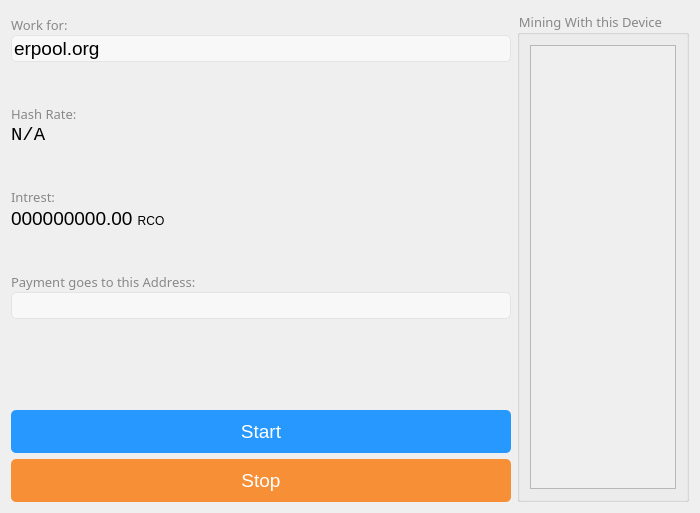
The window that src/qt/forms/miner.ui (ecoinchain/ecoin) describes before a commit, drawn with Qt 5.
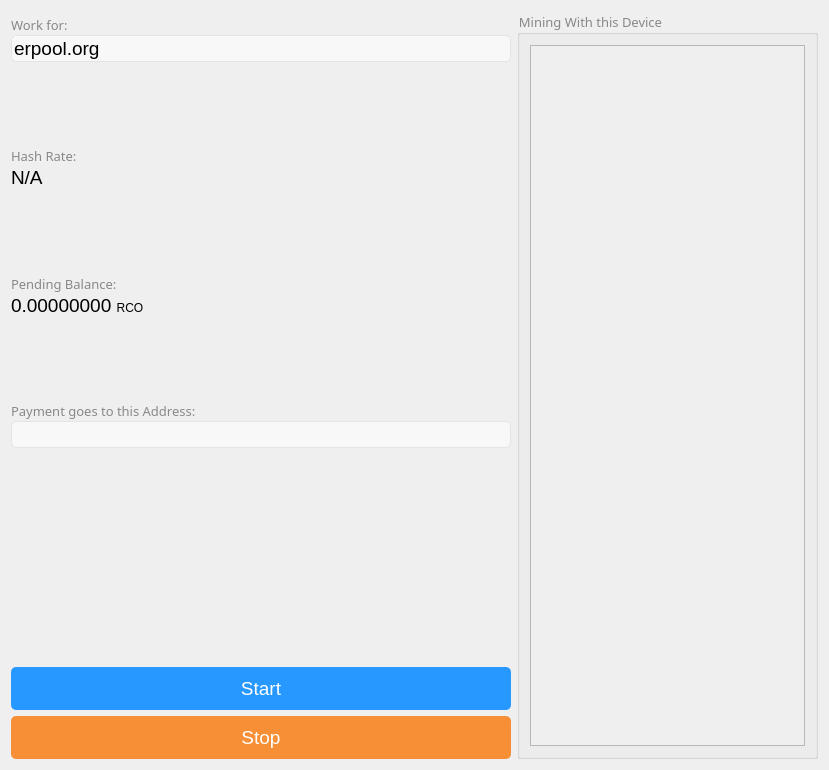
The same window after the commit. Icons and pictures are not drawn.

```diff
--- a/src/qt/forms/miner.ui
+++ b/src/qt/forms/miner.ui
@@ -2,6 +2,14 @@
 <ui version="4.0">
  <class>MinerSetup</class>
  <widget class="QWidget" name="MinerSetup">
+  <property name="geometry">
+   <rect>
+    <x>0</x>
+    <y>0</y>
+    <width>829</width>
+    <height>770</height>
+   </rect>
+  </property>
   <property name="font">
    <font>
     <weight>1</weight>
@@ -183,7 +191,6 @@
         <widget class="QLabel" name="hashrate">
          <property name="font">
           <font>
-           <family>Monospace</family>
            <pointsize>14</pointsize>
            <weight>1</weight>
            <italic>false</italic>
@@ -233,7 +240,7 @@
           </font>
          </property>
          <property name="text">
-          <string>Intrest:</string>
+          <string>Pending Balance:</string>
          </property>
         </widget>
        </item>
@@ -253,7 +260,7 @@
           </font>
          </property>
          <property name="text">
-          <string>&lt;html&gt;&lt;head/&gt;&lt;body&gt;&lt;p&gt;&lt;span style=&quot; font-size:14pt;&quot;&gt;000000000.00 &lt;/span&gt;&lt;span style=&quot; font-size:9pt;&quot;&gt;RCO&lt;/span&gt;&lt;/p&gt;&lt;/body&gt;&lt;/html&gt;</string>
+          <string>&lt;html&gt;&lt;head/&gt;&lt;body&gt;&lt;p&gt;&lt;span style=&quot; font-size:14pt;&quot;&gt;0.00000000 &lt;/span&gt;&lt;span style=&quot; font-size:9pt;&quot;&gt;RCO&lt;/span&gt;&lt;/p&gt;&lt;/body&gt;&lt;/html&gt;</string>
          </property>
         </widget>
        </item>
@@ -392,7 +399,7 @@
            <x>0</x>
            <y>0</y>
            <width>279</width>
-           <height>525</height>
+           <height>685</height>
           </rect>
          </property>
          <layout class="QGridLayout" name="cpu_select_group_layout">
```
